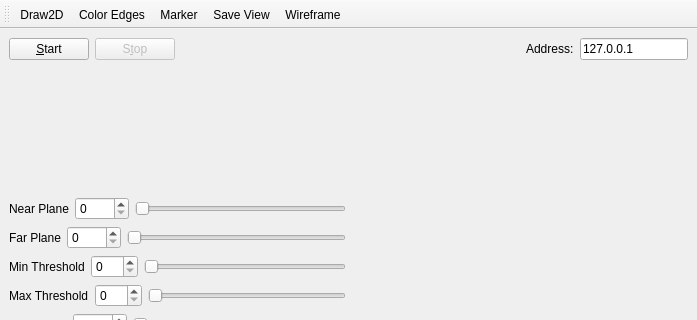
Qt form acquisition/AcquisitionUI.ui (djgaspa/meshification) before a commit; both pictures show x 0 to 697 and y 0 to 320 of the 697 by 483 pixel window.
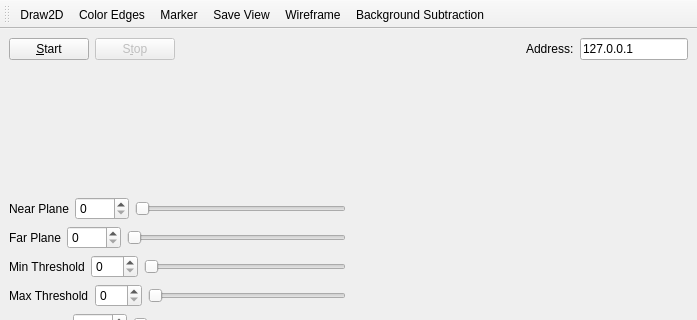
The same form after that commit. Custom widgets are drawn as their Qt base class.

Commit message: Added simple background subtraction capability.

Patch:
```diff
--- a/acquisition/AcquisitionUI.ui
+++ b/acquisition/AcquisitionUI.ui
@@ -374,6 +374,7 @@
    <addaction name="actionMarker"/>
    <addaction name="actionSave_View"/>
    <addaction name="action_Wireframe"/>
+   <addaction name="actionBackground_Subtraction"/>
   </widget>
   <action name="actionColor_Edges">
    <property name="checkable">
@@ -436,6 +437,17 @@
     <string>&amp;Wireframe</string>
    </property>
   </action>
+  <action name="actionBackground_Subtraction">
+   <property name="checkable">
+    <bool>true</bool>
+   </property>
+   <property name="text">
+    <string>Background Subtraction</string>
+   </property>
+   <property name="toolTip">
+    <string>Toggles background subtration</string>
+   </property>
+  </action>
  </widget>
  <customwidgets>
   <customwidget>
```
The commit also changes 5 other files.
